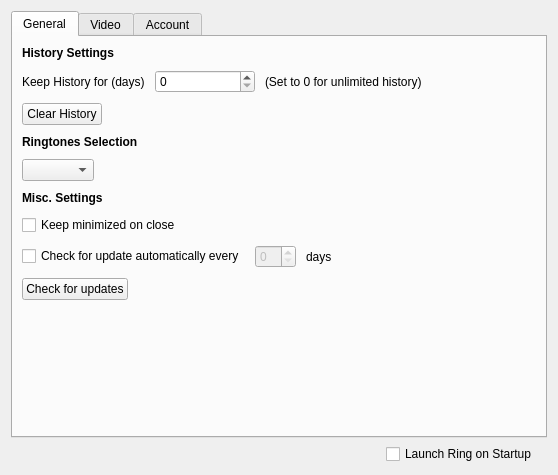
Above: configurationwidget.ui from savoirfairelinux/jami-client-windows before the change. Below: the same form after it.
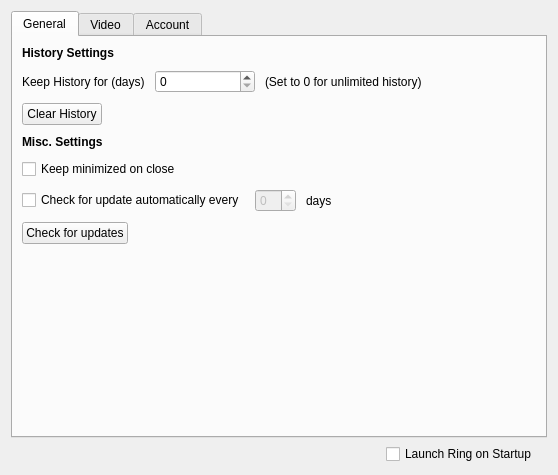
That is the form after the change. Icons and pictures are not drawn. Custom widgets are drawn as their Qt base class.

Commit message:
settings: fix ringtone selection
- Move ringtone selection to account detail where
it belongs
- Use the selection model of ringtone model
- Fix ring ringtones install path
- Remove copy of ringtones in client git

Tuleap: #340

What changed in the file:
```diff
--- a/configurationwidget.ui
+++ b/configurationwidget.ui
@@ -107,45 +107,6 @@
          </item>
         </layout>
        </item>
-       <item>
-        <widget class="QLabel" name="label_3">
-         <property name="font">
-          <font>
-           <weight>75</weight>
-           <bold>true</bold>
-          </font>
-         </property>
-         <property name="text">
-          <string>Ringtones Selection</string>
-         </property>
-        </widget>
-       </item>
-       <item>
-        <layout class="QHBoxLayout" name="horizontalLayout_4">
-         <property name="topMargin">
-          <number>0</number>
-         </property>
-         <item>
-          <widget class="QComboBox" name="ringtonesBox"/>
-         </item>
-         <item>
-          <spacer name="horizontalSpacer_3">
-           <property name="orientation">
-            <enum>Qt::Horizontal</enum>
-           </property>
-           <property name="sizeType">
-            <enum>QSizePolicy::MinimumExpanding</enum>
-           </property>
-           <property name="sizeHint" stdset="0">
-            <size>
-             <width>20</width>
-             <height>20</height>
-            </size>
-           </property>
-          </spacer>
-         </item>
-        </layout>
-       </item>
        <item>
         <widget class="QLabel" name="label_5">
          <property name="font">
```
The commit also changes 7 other files.
